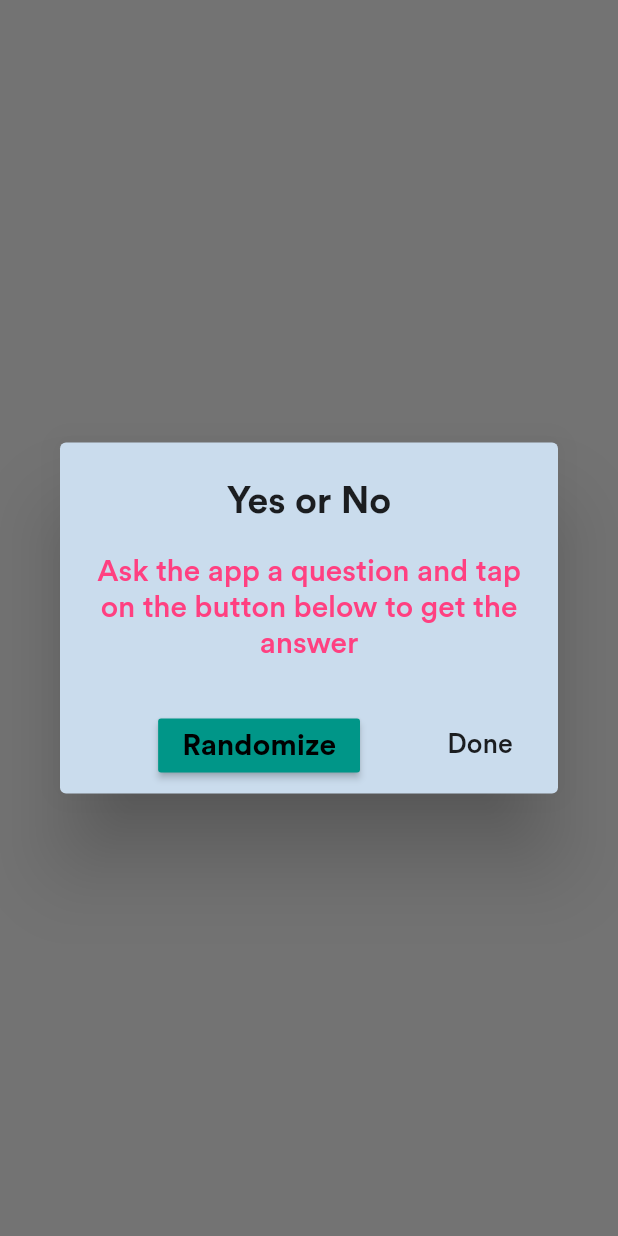
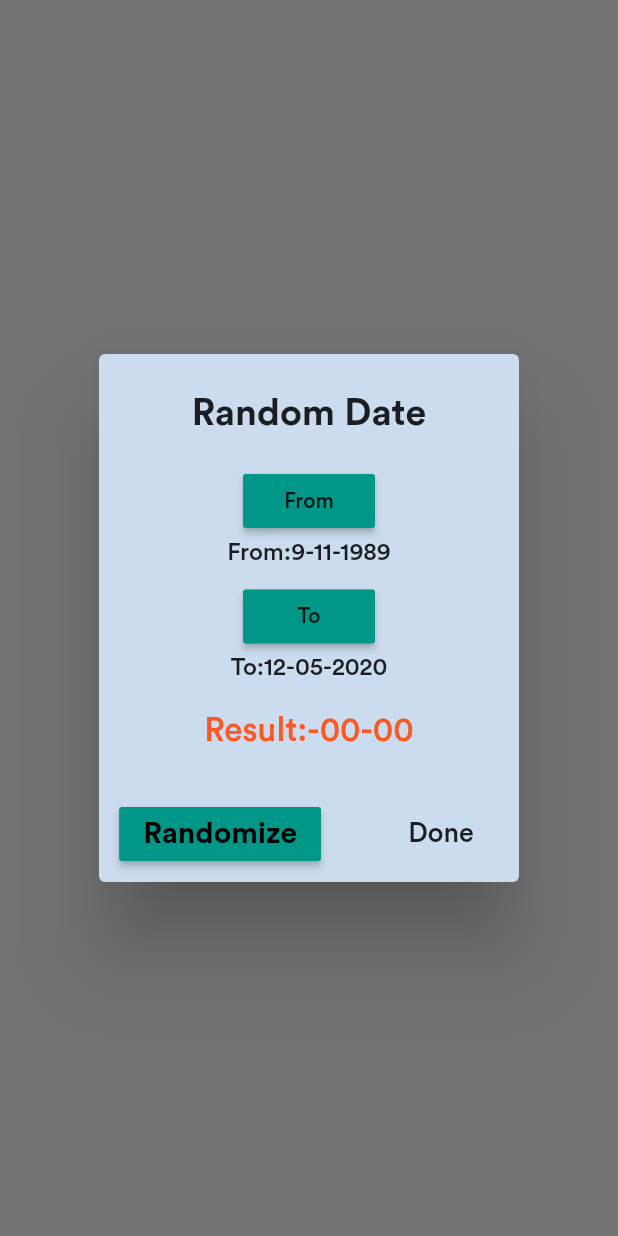
Before and after one commit to AniketSindhu/randomize, a Flutter app: what date() shows on an empty page, opened directly, on a phone screen of 412 x 824 dp. Run offline on Flutter 3.47's test engine with Material 2 defaults, Android fonts, the phone set to English and light mode, and no system bars; our stand-ins replace auto_size_text, flutter_icons, flutter_svg; missing offline and left inert: mock_data; network calls fail.

Commit message:
random date added

```diff
--- a/lib/card.dart
+++ b/lib/card.dart
@@ -37,6 +37,8 @@ class _CardsState extends State<Cards> {
         break;
       case "Random password":randomPass(context);
         break;
+      case "Random date":date(context);
+        break;
       default:
     }
   }
--- a/lib/methods.dart
+++ b/lib/methods.dart
@@ -856,8 +856,8 @@ randomNumber(BuildContext context){
   }
 
  date(BuildContext context){
-    int rand;
-    String result;
+    var from=DateTime.utc(1989, 11, 9);
+    var to=DateTime.now();
     showDialog(
       context: context,
       builder: (BuildContext context){
@@ -869,7 +869,6 @@ randomNumber(BuildContext context){
                 RaisedButton(
                   onPressed:(){
                     setState((){
-                      rand=Random().nextInt(6)+1;
                     });
                   },
                   child:Text("Randomize",style: TextStyle(fontSize:20,fontWeight: FontWeight.bold,color: Colors.black)),
@@ -883,12 +882,36 @@ randomNumber(BuildContext context){
                   child: Text("Done",style: TextStyle(fontSize:18),)),
               ],
               backgroundColor: AppColors.primaryWhite,
-              title:Center(child: Text("Yes or No",style: TextStyle(fontSize: 25,fontWeight: FontWeight.bold),)),
+              title:Center(child: Text("Random Date",style: TextStyle(fontSize: 25,fontWeight: FontWeight.bold),)),
               content: Center(
                 child: Column(
                   children: <Widget>[
-                    Container(
-                      child:Center(child: Text(rand==null?"Ask the app a question and tap on the button below to get the answer":result,style: TextStyle(fontSize:20,fontWeight: FontWeight.w500,color:Colors.pinkAccent),textAlign: TextAlign.center,))
+                    Column(
+                      children: <Widget>[
+                        RaisedButton(
+                          child: Text("From",style:TextStyle(fontWeight:FontWeight.w500),),
+                          color: Colors.teal,
+                          onPressed:()async{
+                            from= await showDatePicker(fieldLabelText: "Select first date",helpText:"Select from date",context: context, initialDate: DateTime.now(), firstDate:DateTime.parse("1980-05-10"), lastDate:DateTime.now(),);
+                            setState((){
+                            });
+                          }
+                        ),
+                        Text(from==null?"":"From:${from.day.toString()}-${from.month.toString().padLeft(2,'0')}-${from.year.toString().padLeft(2,'0')}",style:TextStyle(fontWeight:FontWeight.w500),),
+                        SizedBox(height:10),
+                        RaisedButton(
+                          child: Text("To",style:TextStyle(fontWeight:FontWeight.w500),),
+                          color: Colors.teal,
+                          onPressed:()async{
+                            to= await showDatePicker(fieldLabelText: "Select second date",helpText:"Select to date",context: context, initialDate: from, firstDate:from, lastDate:DateTime.utc(2030,12,31));
+                            setState((){
+                            });
+                          }
+                        ),
+                        Text(to==null?"":"To:${to.day.toString()}-${to.month.toString().padLeft(2,'0')}-${to.year.toString().padLeft(2,'0')}",style:TextStyle(fontWeight:FontWeight.w500),),
+                        SizedBox(height:20),
+                        Center(child:Text(from==null?"":"Result:${mockDate(from,to).day.toString()}-${mockDate(from,to).month.toString().padLeft(2,'0')}-${mockDate(from,to).year.toString().padLeft(2,'0')}",style: TextStyle(fontSize:22,fontWeight: FontWeight.w500,color:Colors.deepOrange),textAlign: TextAlign.center,)),
+                      ],
                     ),
                   ],
                 ),
```
